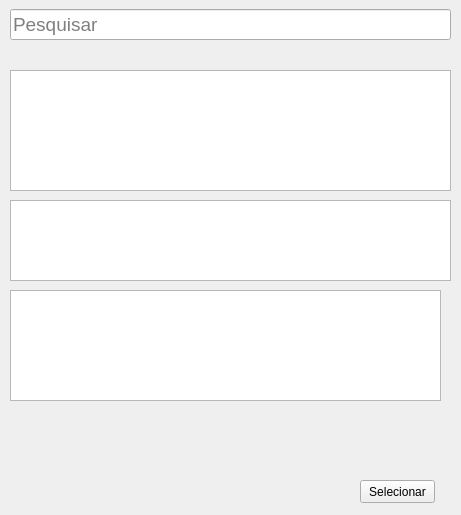
The window that frms/frm_pesquisarColabRegistro2.ui (luissantananet/cadastro_colaborador) describes before a commit, drawn with Qt 5.
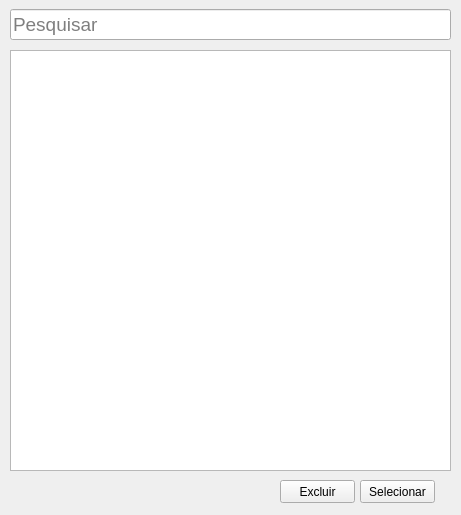
The same window after the commit.

Commit message: ajustes na tela de pesquisas do colab

The edit to the form file:
```diff
--- a/frms/frm_pesquisarColabRegistro2.ui
+++ b/frms/frm_pesquisarColabRegistro2.ui
@@ -57,45 +57,29 @@
      <string>Selecionar</string>
     </property>
    </widget>
-   <widget class="QTableView" name="tableView">
-    <property name="geometry">
-     <rect>
-      <x>10</x>
-      <y>70</y>
-      <width>441</width>
-      <height>121</height>
-     </rect>
-    </property>
-    <property name="autoFillBackground">
-     <bool>true</bool>
-    </property>
-    <property name="horizontalScrollBarPolicy">
-     <enum>Qt::ScrollBarAsNeeded</enum>
-    </property>
-    <property name="sizeAdjustPolicy">
-     <enum>QAbstractScrollArea::AdjustToContents</enum>
-    </property>
-   </widget>
-   <widget class="QListView" name="listView">
-    <property name="geometry">
-     <rect>
-      <x>10</x>
-      <y>200</y>
-      <width>441</width>
-      <height>81</height>
-     </rect>
-    </property>
-   </widget>
    <widget class="QListWidget" name="listWidget">
     <property name="geometry">
      <rect>
       <x>10</x>
-      <y>290</y>
-      <width>431</width>
-      <height>111</height>
+      <y>50</y>
+      <width>441</width>
+      <height>421</height>
      </rect>
     </property>
    </widget>
+   <widget class="QPushButton" name="btn_excluir">
+    <property name="geometry">
+     <rect>
+      <x>280</x>
+      <y>480</y>
+      <width>75</width>
+      <height>23</height>
+     </rect>
+    </property>
+    <property name="text">
+     <string>Excluir</string>
+    </property>
+   </widget>
   </widget>
  </widget>
  <resources/>
```
The commit also changes 6 other files.
